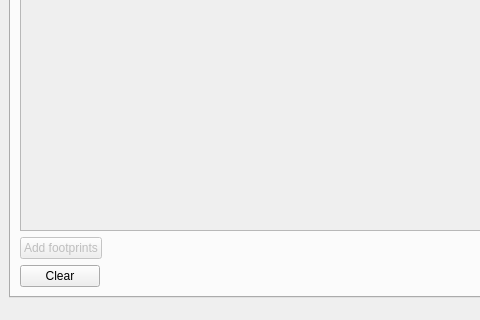
Old version of the form src/qgis_stac/ui/qgis_stac_main.ui in the repository stac-utils/qgis-stac-plugin; both pictures show x 0 to 480 and y 505 to 825 of the 777 by 825 pixel window.
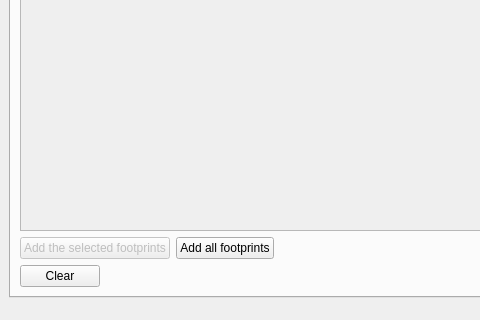
New version of the form. The open tabs and pages were chosen to show the change. Custom widgets are drawn as their Qt base class.

Commit message: support for adding all footprints at once

What changed in the file:
```diff
--- a/src/qgis_stac/ui/qgis_stac_main.ui
+++ b/src/qgis_stac/ui/qgis_stac_main.ui
@@ -894,7 +894,14 @@
              </sizepolicy>
             </property>
             <property name="text">
-             <string>Add footprints</string>
+             <string>Add the selected footprints</string>
+            </property>
+           </widget>
+          </item>
+          <item>
+           <widget class="QPushButton" name="all_footprints_btn">
+            <property name="text">
+             <string>Add all footprints</string>
             </property>
            </widget>
           </item>
```
The commit also changes 1 other file.
